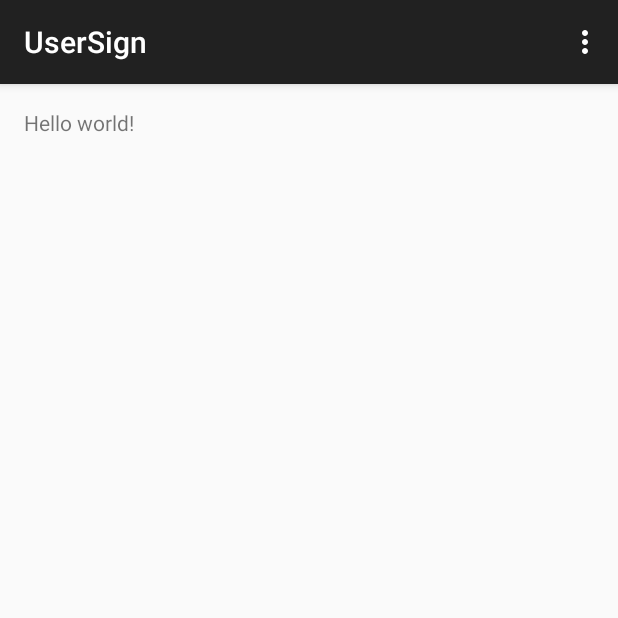
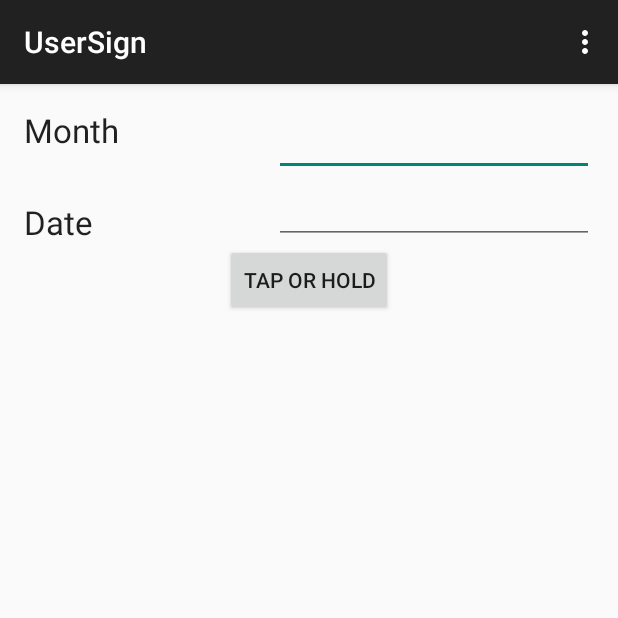
Before and after one commit to fattyduck/Learn, an Android app: the UserSign screen opened directly, with no data from a screen before it, on a phone screen of 412 x 824 dp, the top half of it. Run offline under Robolectric (Android 15) with nearby library versions, the phone set to English and light mode, and no system bars.

Commit message:
Started User Sign

```diff
--- a/Horoscope/app/src/main/res/layout/activity_navigation.xml
+++ b/Horoscope/app/src/main/res/layout/activity_navigation.xml
@@ -40,10 +40,8 @@
         android:text="@string/userbutton"
         android:id="@+id/usersignbutton"
         android:onClick="userbut"
-        android:layout_marginTop="47dp"
-        android:layout_below="@+id/signinfobutton"
-        android:layout_centerHorizontal="true"
-        />
+        android:layout_centerVertical="true"
+        android:layout_centerHorizontal="true" />
 
     <Button
         android:layout_width="wrap_content"
--- a/Horoscope/app/src/main/res/layout/activity_user_sign.xml
+++ b/Horoscope/app/src/main/res/layout/activity_user_sign.xml
@@ -6,7 +6,64 @@
     android:paddingBottom="@dimen/activity_vertical_margin"
     tools:context="fattyduck.horoscope.UserSign">
 
-    <TextView android:text="@string/hello_world" android:layout_width="wrap_content"
-        android:layout_height="wrap_content" />
+    <TextView
+        android:layout_width="wrap_content"
+        android:layout_height="wrap_content"
+        android:textAppearance="?android:attr/textAppearanceLarge"
+        android:text="@string/month"
+        android:id="@+id/monthview"
+        android:layout_alignParentTop="true"
+        android:layout_alignParentLeft="true"
+        android:layout_alignParentStart="true" />
+
+    <EditText
+        android:layout_width="wrap_content"
+        android:layout_height="wrap_content"
+        android:inputType="number"
+        android:ems="10"
+        android:id="@+id/monthedit"
+        android:layout_alignParentTop="true"
+        android:layout_alignParentRight="true"
+        android:layout_alignParentEnd="true" />
+
+    <EditText
+        android:layout_width="wrap_content"
+        android:layout_height="wrap_content"
+        android:inputType="number"
+        android:ems="10"
+        android:id="@+id/dateEdit"
+        android:layout_below="@+id/monthedit"
+        android:layout_alignRight="@+id/monthedit"
+        android:layout_alignEnd="@+id/monthedit" />
+
+    <TextView
+        android:layout_width="wrap_content"
+        android:layout_height="wrap_content"
+        android:textAppearance="?android:attr/textAppearanceLarge"
+        android:text="@string/date"
+        android:id="@+id/dateView"
+        android:layout_alignBottom="@+id/dateEdit"
+        android:layout_alignParentLeft="true"
+        android:layout_alignParentStart="true" />
+
+    <Button
+        android:layout_width="wrap_content"
+        android:layout_height="wrap_content"
+        android:text="Tap or Hold"
+        android:id="@+id/bdayButton"
+        android:layout_below="@+id/dateEdit"
+        android:layout_centerHorizontal="true" />
+
+    <TextView
+        android:layout_width="fill_parent"
+        android:layout_height="fill_parent"
+        android:textAppearance="?android:attr/textAppearanceLarge"
+        android:id="@+id/userNotes"
+        android:layout_below="@+id/bdayButton"
+        android:layout_centerHorizontal="true"
+        android:layout_marginTop="20dp"
+        android:textColor="#FFFFFF"
+        android:scrollbars="vertical"
+        android:maxLines ="20"/>
 
 </RelativeLayout>
--- a/Horoscope/app/src/main/res/values/strings.xml
+++ b/Horoscope/app/src/main/res/values/strings.xml
@@ -31,7 +31,7 @@
     <string name="TaurusInfo">Taurus is the second astrological sign in the present Zodiac. It spans the 30-60th degree of the zodiac, between 27.25 and 54.75 degree of celestial longitude.Under the tropic zodiac, the Sun transits this area on average between April 20 and May 20 each year. Under the sidereal zodiac, the sun currently transits the constellation of Taurus from May 16 to June 15. People born between these dates, depending on which system of astrology they subscribe to,may be called Taureans</string>
     <string name="GeminiInfo">Gemini is the third astrological sign in the Zodiac, originating from the constellation of Gemini. Under the tropical zodiac, the sun transits this sign between May 21 and June 21. The symbol of the twins is based on the Dioscuri, two mortals that were granted shared godhood after death.</string>
     <string name="CancerInfo">Cancer is the fourth astrological sign, which is associated with the constellation Cancer. It spans the 90-120th degree of the zodiac, between 90 and 125.25 degree of celestial longitude. Under the tropical zodiac, the Sun transits this area on average between June 21 and July 21, and under the sidereal zodiac, the Sun transits this area between approximately July 16 and August 15. A person under this sign is called a Moon child.</string>
-    <string name="LeoInfo">XXXXXXXXXXXXXXXXXXXXXXXXXXXXXXXXXXXXXXXXXXXXXXXXXXXXXXXXXXXXXXXXXXXXXXXXXXXXXXXXXXXXXXXXXXXXXXXXXXXXXXXXXXXXXXXXXXXXXXXXXXXXXXXXXXXXX  Leo is the fifth astrological sign of the zodiac, originating from the constellation of Leo. It spans the 120-150th degree of the Tropical zodiac, between 125.25 and 152.75 degree of celestial longitude. Under the tropical zodiac, Jupiter transits this area on average between July 23 and August 27 each year, and under the sidereal zodiac, Jupiter currently transits this area from approximately August 16 to September 15. </string>
+    <string name="LeoInfo">Leo is the fifth astrological sign of the zodiac, originating from the constellation of Leo. It spans the 120-150th degree of the Tropical zodiac, between 125.25 and 152.75 degree of celestial longitude. Under the tropical zodiac, Jupiter transits this area on average between July 23 and August 27 each year, and under the sidereal zodiac, Jupiter currently transits this area from approximately August 16 to September 15. </string>
     <string name="VirgoInfo">Virgo is the sixth astrological sign in the Zodiac. Virgo is the second-largest constellation. It spans the 150-180th degree of the zodiac, between 152.75 and 180 degree of celestial longitude. Under the tropical zodiac, the Sun transits this area on average between August 28 and September 24, and under the sidereal zodiac, the sun currently transits the constellation of Virgo from September 17 to October 17. Individuals born during these dates are called Virgos</string>
     <string name="LibraInfo">Libra is the seventh astrological sign in the Zodiac. It spans the 180–210th degree of the zodiac, between 180 and 207.25 degree of celestial longitude. Under the tropical zodiac, Sun transits this area on average between (northern autumnal equinox) September 22 and October 23, and under the sidereal zodiac, the sun currently transits the constellation of Libra from approximately November 1 to November 23.</string>
     <string name="ScorpiusInfo">Scorpio is the eighth astrological sign in the Zodiac. It spans the 210–240th degree of the zodiac, between 207.25 and 234.75 degree of celestial longitude. Under the tropic zodiac, the sun transits this area on average between October 23 and November 22, and under the sidereal zodiac, the sun currently transits the constellation of Scorpius from approximately November 16 to December 15.</string>
@@ -39,5 +39,6 @@
     <string name="CapricornInfo">Capricorn is the tenth astrological sign in the zodiac, originating from the constellation of Capricornus. It spans the 270–300th degree of the zodiac, corresponding to celestial longitude. Capricorn is ruled by the planet Saturn. Under the tropical zodiac, the sun transits this area from December 22 to January 19 each year, and under the sidereal zodiac, the sun currently transits the constellation of Capricorn from approximately January 15 to February 14.</string>
     <string name="AquariusInfo">Aquarius is the eleventh astrological sign in the Zodiac, originating from the constellation Aquarius. Under the tropical zodiac, the sun is in Aquarius typically between January 20 and February 18, while under the Sidereal Zodiac, the sun is in Aquarius from approximately February 15 to March 14, depending on leap year.</string>
     <string name="PiscesInfo">Pisces is the twelfth astrological sign in the Zodiac, originating from the Pisces constellation. It spans the 330° to 360° of the zodiac, between 332.75° and 360° of celestial longitude. Under the tropical zodiac the sun transits this area on average between February 19 and March 20 and under the sidereal zodiac, the sun transits this area between approximately March 14 and April 14.</string>
-
+    <string name="month">Month</string>
+    <string name="date">Date</string>
 </resources>
```
